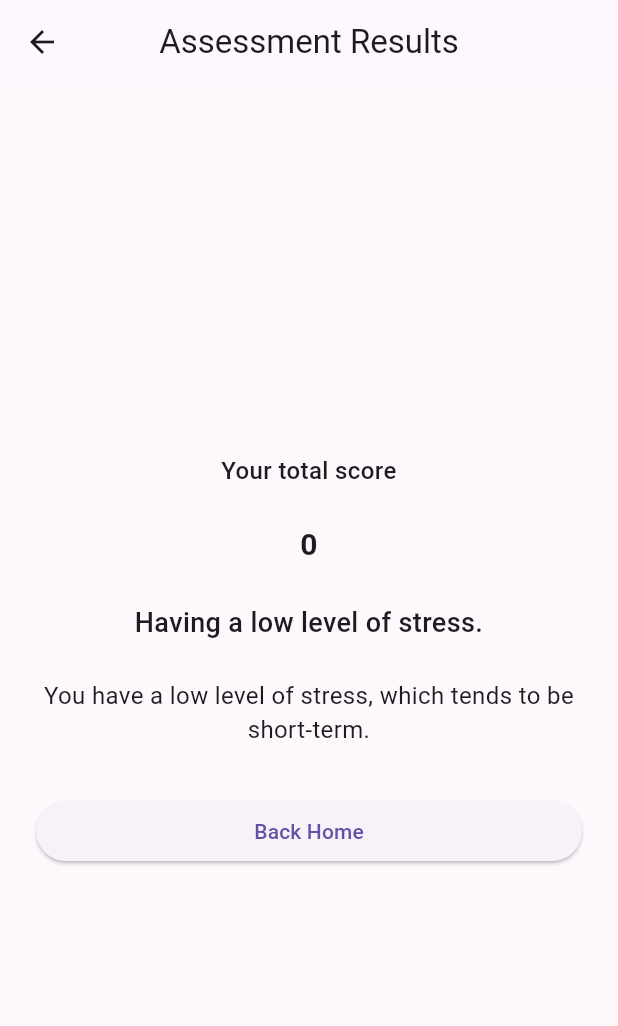
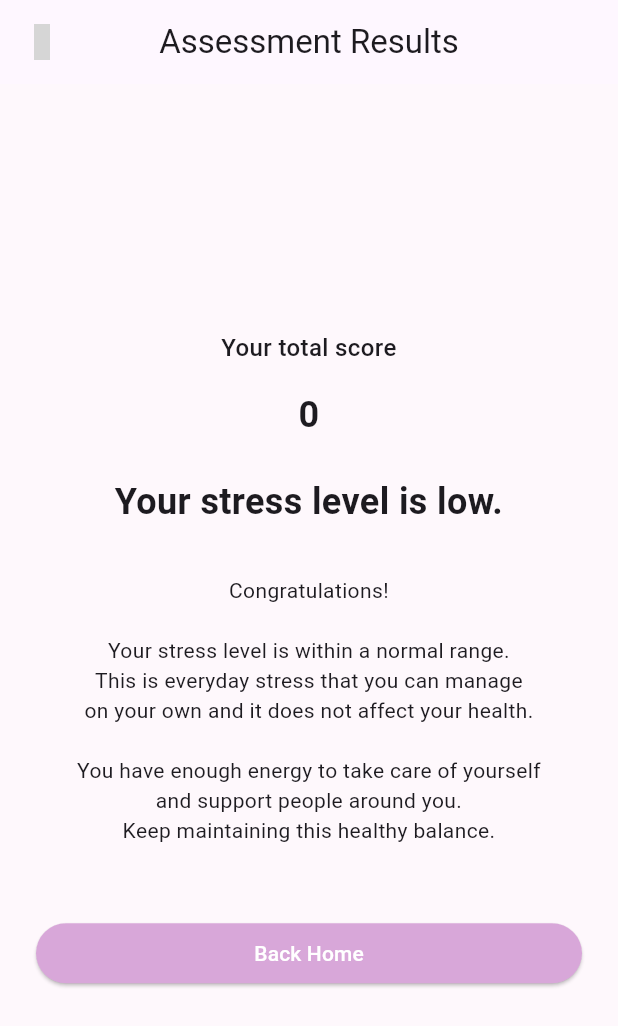
Before and after one commit to NuttaNut2327/Growth_Journey_FE, a Flutter app: the ResultPage screen opened directly with empty values, on a phone screen of 412 x 824 dp. Shown: the top 1026 px of the screen. Run offline on Flutter 3.47's test engine with Material 3 defaults, Android fonts, the phone set to English and light mode, and no system bars; our stand-ins replace flutter_riverpod, hugeicons; grey boxes are pictures that could not be loaded.

Commit message:
Update assessment page UI

```diff
--- a/lib/pages/assessment/resultPage.dart
+++ b/lib/pages/assessment/resultPage.dart
@@ -2,6 +2,7 @@ import 'dart:ui';
 import 'package:flutter/material.dart';
 import 'package:fe/routes/app_routes.dart';
 import 'package:fe/widgets/mainButton.dart';
+import 'package:hugeicons/hugeicons.dart';
 
 class ResultPage extends StatelessWidget {
   final int totalScore;
@@ -13,25 +14,62 @@ class ResultPage extends StatelessWidget {
 
   String get resultMessage {
     if (totalScore <= 4) {
-      return 'Having a low level of stress.';
+      return 'Your stress level is low.';
     } else if (totalScore <= 7) {
-      return 'Having a moderate level of stress.';
+      return 'Your stress level is moderate.';
     } else if (totalScore <= 9) {
-      return 'Having a high level of stress.';
+      return 'Your stress level is high.';
     } else {
-      return 'Having a severe level of stress.';
+      return 'Your stress level is severe.';
     }
   }
 
   String get detailResult {
     if (totalScore <= 4) {
-      return 'You have a low level of stress, which tends to be short-term.';
-    } else if (totalScore <= 7) {
-      return 'You have a moderate level of stress.';
-    } else if (totalScore <= 9) {
-      return 'You have a high level of stress.';
-    } else {
-      return 'You have a severe level of stress.';
+      return
+          'Congratulations!\n\n'
+          'Your stress level is within a normal range.\n'
+          'This is everyday stress that you can manage\n'
+          'on your own and it does not affect your health.\n\n'
+          'You have enough energy to take care of yourself\n'
+          'and support people around you.\n'
+          'Keep maintaining this healthy balance.';
+    }
+    else if (totalScore <= 7) {
+      return
+          'Your stress level is moderate.\n\n'
+          'This usually comes from daily responsibilities\n'
+          'and life challenges.\n'
+          'It is considered normal and not harmful.\n\n'
+          'This level of stress can even help motivate you\n'
+          'to stay alert and handle situations effectively.';
+    }
+    else if (totalScore <= 9) {
+      return
+          'Your stress level is high.\n\n'
+          'You may experience strong emotional reactions\n'
+          'during this period, but they often improve\n'
+          'once the situation gets better.\n\n'
+          'Try simple self-care such as:\n'
+          '• Deep breathing\n'
+          '• Getting enough rest\n'
+          '• Talking with someone you trust\n'
+          '• Doing relaxing or spiritual activities\n\n'
+          'If you do not feel better after 2 weeks,\n'
+          'it is recommended to consult a doctor\n'
+          'or a mental health professional.';
+    }
+    else {
+      return
+        'Your stress level is severe and may affect both\n'
+        'your physical and mental health.\n\n'
+        'There is a risk of anxiety, depression,\n'
+        'or thoughts of self-harm.\n\n'
+        'It is strongly recommended that you see a doctor\n'
+        'or mental health professional as soon as possible\n'
+        'for close and continuous care over the next\n'
+        '3–6 months.\n\n'
+        'You do not have to face this alone.\n';
     }
   }
 
@@ -41,6 +79,16 @@ class ResultPage extends StatelessWidget {
       appBar: AppBar(
         title: const Text('Assessment Results'),
         centerTitle: true,
+        leading: IconButton(
+          icon: HugeIcon(
+            icon: HugeIcons.strokeRoundedArrowLeft01,
+            size: 24,
+            strokeWidth: 2,
+          ),
+          onPressed: () {
+            Navigator.pushNamed(context, AppRoutes.bottomnavbar);
+          },
+        ),
       ),
       body: Padding(
         padding: const EdgeInsets.all(24),
@@ -56,13 +104,13 @@ class ResultPage extends StatelessWidget {
                 fontWeight: FontWeight.w500,
               ),
             ),
-            SizedBox(height: 24),
+            SizedBox(height: 16),
             Text(
               '$totalScore',
               textAlign: TextAlign.center,
               style: TextStyle(
-                fontSize: 20,
-                fontWeight: FontWeight.w600,
+                fontSize: 24,
+                fontWeight: FontWeight.w700,
               ),
             ),
             SizedBox(height: 24),
@@ -70,18 +118,19 @@ class ResultPage extends StatelessWidget {
               resultMessage,
               textAlign: TextAlign.center,
               style: TextStyle(
-                fontSize: 18,
-                fontWeight: FontWeight.w500
+                fontSize: 24,
+                fontWeight: FontWeight.w700
               ),
             ),
-            SizedBox(height: 24),
+            SizedBox(height: 32),
             Text(
               detailResult,
               textAlign: TextAlign.center,
-              style: TextStyle(fontSize: 16),
+              style: TextStyle(fontSize: 14),
             ),
-            SizedBox(height: 32),
-            ElevatedButton(
+            SizedBox(height: 48),
+            MainButton(
+              text: 'Back Home',
               onPressed: () {
                 Navigator.pushNamedAndRemoveUntil(
                   context,
@@ -89,7 +138,6 @@ class ResultPage extends StatelessWidget {
                   (route) => false,
                 );
               },
-              child: const Text('Back Home'),
             ),
           ],
         ),
--- /dev/null
+++ b/lib/widgets/secondButton.dart
@@ -0,0 +1,35 @@
+import 'package:flutter/material.dart';
+
+class SecondButton extends StatelessWidget {
+  final String text;
+  final VoidCallback onPressed;
+
+  const SecondButton({
+    super.key,
+    required this.text,
+    required this.onPressed,
+  });
+
+  @override
+  Widget build(BuildContext context) {
+    return ElevatedButton(
+      onPressed: onPressed,
+      style: ElevatedButton.styleFrom(
+        padding: EdgeInsets.symmetric(horizontal: 16, vertical: 8),
+        shape: RoundedRectangleBorder(
+          borderRadius: BorderRadius.circular(21911200),
+        ),
+        backgroundColor: Color(0xFFFEF8FC),
+        foregroundColor: Color(0xFFF6E8F5),
+        side: const BorderSide(color: Color(0xFFF6E8F5), width: 1.5),
+      ),
+      child: Text(
+        text,
+        style: TextStyle(
+          color: Color( 0xFF4A4458),
+          fontSize: 14,
+        ),
+      ),
+    );
+  }
+}
```
